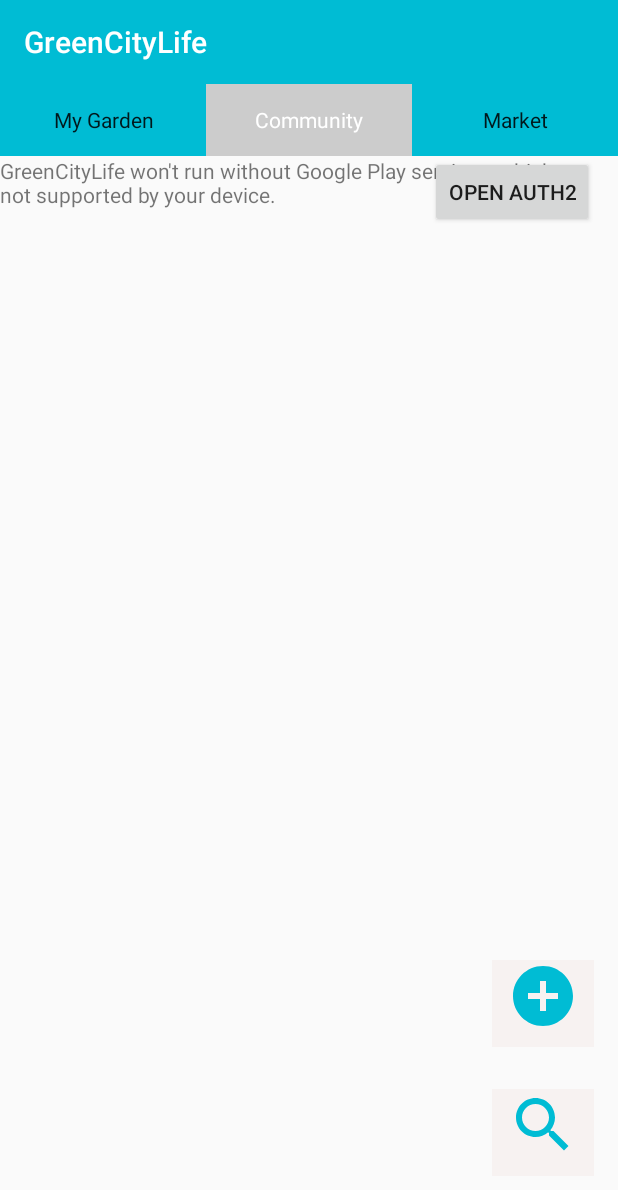
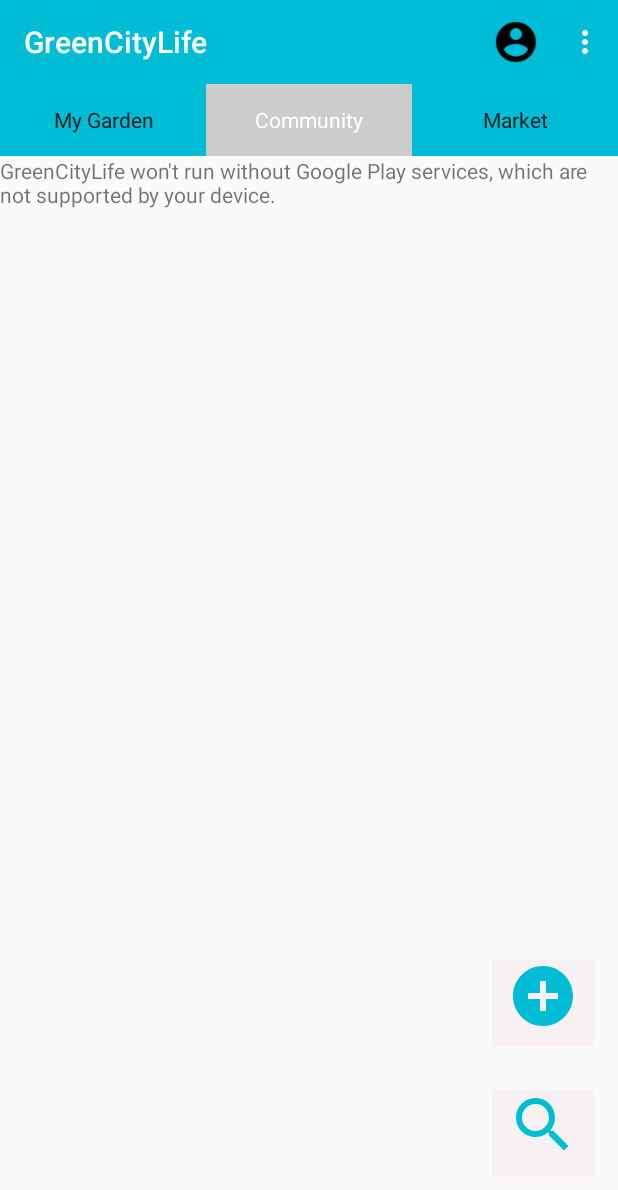
Before and after one commit to chriiz1/GreenCityLife, an Android app: the screen it shows after launch (ContainerActivity), on a phone screen of 412 x 824 dp. Shown: the top 1190 px of the screen. Run offline under Robolectric (Android 15) with nearby library versions, the phone set to English and light mode, and no system bars.

Commit message:
create menu and connect login button with registration activity

```diff
--- a/app/src/main/java/com/example/greencitylife/Community.kt
+++ b/app/src/main/java/com/example/greencitylife/Community.kt
@@ -1,8 +1,6 @@
 package com.example.greencitylife
 
 
-import android.content.Context
-import android.content.Intent
 import android.graphics.Color
 import android.os.Bundle
 import android.view.LayoutInflater
@@ -40,19 +38,7 @@ class Community : Fragment() {
             it.findNavController().navigate(R.id.market_search)
         }
 
-        val auth_button = view.findViewById<Button>(R.id.a_main_btn_authentication2)
-
-        val this_context = container!!.context
-
-        auth_button.setOnClickListener{openRegistration(this_context)}
-
         return view
 
-
-    }
-
-    fun openRegistration(context:Context) {
-        val intent = Intent(context, Authentication::class.java).apply{}
-        startActivity(intent)
     }
 }
--- a/app/src/main/res/layout/fragment_community.xml
+++ b/app/src/main/res/layout/fragment_community.xml
@@ -28,16 +28,6 @@
                 android:layout_width="match_parent"
                 android:layout_height="match_parent"
                 android:layout_gravity="bottom" />
-
-            <Button
-                android:id="@+id/a_main_btn_authentication2"
-                android:layout_width="wrap_content"
-                android:layout_height="wrap_content"
-                android:layout_marginEnd="16dp"
-                android:layout_marginRight="16dp"
-                android:text="open Auth2"
-                app:layout_constraintEnd_toEndOf="parent"
-                tools:layout_editor_absoluteY="43dp" />
 
             <ImageButton
                 android:id="@+id/add_entry_button"
--- /dev/null
+++ b/app/src/main/res/menu/app_bar_menu.xml
@@ -0,0 +1,18 @@
+<?xml version="1.0" encoding="utf-8"?>
+<menu
+    xmlns:android="http://schemas.android.com/apk/res/android"
+    xmlns:app="http://schemas.android.com/apk/res-auto"
+    >
+
+    <item
+        android:id="@+id/action_login"
+        android:title="Login"
+        android:icon="@mipmap/ic_account"
+        app:showAsAction="ifRoom"/>
+
+    <item
+        android:id="@+id/action_settings"
+        android:title="Settings"
+        app:showAsAction="never"/>
+
+</menu>
```
Also changed, not shown: app/src/main/java/com/example/greencitylife/ContainerActivity.kt (+30 -0 lines), app/src/main/res/mipmap-mdpi/ic_account.png (added).
